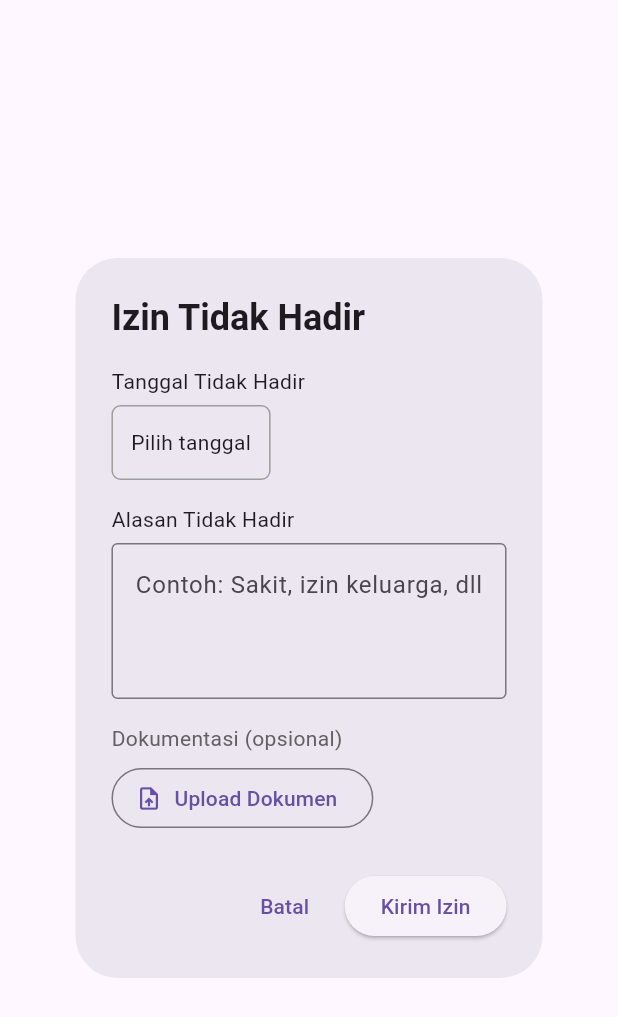
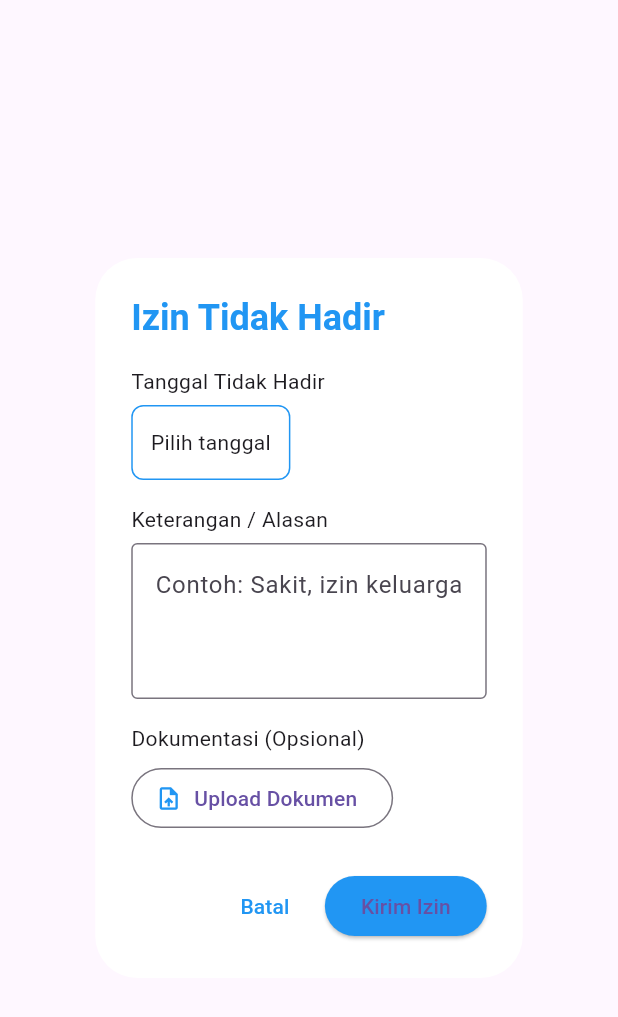
Before and after one commit to Ceftkiki47/geofence_presensi, a Flutter app: the IzinTidakHadirDialog widget shown alone on an empty page, opened directly with empty values, after a tap on "Upload Dokumen", on a phone screen of 412 x 824 dp. Shown: the top 1017 px of the screen. Run offline on Flutter 3.47's test engine with Material 3 defaults, Android fonts, the phone set to English and light mode, and no system bars; our stand-ins replace auto_route, camera, geolocator, google_maps_flutter, googleapis_auth, image_picker and 1 more; missing offline and left inert: googleapis; accounts and stored records are empty.

Commit message:
tambah fungsi izin tidak hadir

```diff
--- a/lib/models/IzinType.dart
+++ /dev/null
@@ -1,5 +0,0 @@
-enum IzinType {
-  telatHadir,
-  hadirSiang,
-  tidakHadir,
-}
--- a/lib/widgets/IzinTidakHadirDialog.dart
+++ b/lib/widgets/IzinTidakHadirDialog.dart
@@ -4,6 +4,7 @@ import 'package:flutter/material.dart';
 import 'package:geofence_presensi/providers/AuthProvider.dart';
 import 'package:intl/intl.dart';
 import 'package:provider/provider.dart';
+import 'package:image_picker/image_picker.dart';
 
 import '../providers/AttendanceProvider.dart';
 
@@ -32,15 +33,30 @@ class _IzinTidakHadirDialogState extends State<IzinTidakHadirDialog> {
     super.dispose();
   }
 
+  /// =======================
+  /// PICK DATE
+  /// =======================
   Future<void> _pickDate() async {
     final now = DateTime.now();
 
     final picked = await showDatePicker(
       context: context,
       initialDate: now,
-      firstDate: now.subtract(const Duration(days: 30)),
+      firstDate: now,
       lastDate: now.add(const Duration(days: 30)),
-      locale: const Locale('id'),
+      locale: const Locale('id', 'ID'),
+      builder: (context, child) {
+        return Theme(
+          data: Theme.of(context).copyWith(
+            colorScheme: const ColorScheme.light(
+              primary: Colors.blue,
+              onPrimary: Colors.white,
+              onSurface: Colors.black,
+            ),
+          ),
+          child: child!,
+        );
+      },
     );
 
     if (picked != null) {
@@ -48,16 +64,37 @@ class _IzinTidakHadirDialogState extends State<IzinTidakHadirDialog> {
     }
   }
 
+
+  /// =======================
+  /// PICK DOCUMENT
+  /// =======================
+  Future<void> _pickDocument() async {
+    final picker = ImagePicker();
+    final result = await picker.pickImage(source: ImageSource.gallery);
+
+    if (result != null) {
+      setState(() => _dokumentasi = File(result.path));
+    }
+  }
+
+  /// =======================
+  /// SUBMIT
+  /// =======================
   Future<void> _submit() async {
     if (!_formKey.currentState!.validate()) return;
+
     if (_selectedDate == null) {
-      ScaffoldMessenger.of(context).showSnackBar(
-        const SnackBar(content: Text('Tanggal izin wajib dipilih')),
-      );
+      _showSnack('Tanggal izin wajib dipilih');
       return;
     }
 
     final provider = context.read<AttendanceProvider>();
+
+    /// VALIDASI IZIN GANDA
+    if (provider.isIzinTidakHadirToday(widget.userEmail)) {
+      _showSnack('Anda sudah mengajukan izin hari ini');
+      return;
+    }
 
     final success = await provider.submitIzin(
       type: IzinType.tidakHadir,
@@ -70,28 +107,36 @@ class _IzinTidakHadirDialogState extends State<IzinTidakHadirDialog> {
 
     if (success) {
       Navigator.pop(context);
-      ScaffoldMessenger.of(context).showSnackBar(
-        const SnackBar(content: Text('Izin tidak hadir berhasil dikirim')),
-      );
+      _showSnack('Izin tidak hadir berhasil dikirim');
     } else {
-      ScaffoldMessenger.of(context).showSnackBar(
-        const SnackBar(content: Text('Izin tidak hadir gagal')),
-      );
+      _showSnack('Izin tidak hadir gagal');
     }
   }
 
+  void _showSnack(String msg) {
+    ScaffoldMessenger.of(context).showSnackBar(
+      SnackBar(content: Text(msg)),
+    );
+  }
+
+  /// =======================
+  /// UI
+  /// =======================
   @override
   Widget build(BuildContext context) {
     return AlertDialog(
+      backgroundColor: Colors.white,
       title: const Text(
         'Izin Tidak Hadir',
-        style: TextStyle(fontWeight: FontWeight.bold),
+        style: TextStyle(
+          fontWeight: FontWeight.bold,
+          color: Colors.blue,
+        ),
       ),
       content: Form(
         key: _formKey,
         child: SingleChildScrollView(
           child: Column(
-            mainAxisSize: MainAxisSize.min,
             crossAxisAlignment: CrossAxisAlignment.start,
             children: [
               /// TANGGAL
@@ -105,14 +150,16 @@ class _IzinTidakHadirDialogState extends State<IzinTidakHadirDialog> {
                     vertical: 14,
                   ),
                   decoration: BoxDecoration(
-                    border: Border.all(color: Colors.grey),
-                    borderRadius: BorderRadius.circular(6),
+                    border: Border.all(color: Colors.blue),
+                    borderRadius: BorderRadius.circular(8),
                   ),
                   child: Text(
                     _selectedDate == null
                         ? 'Pilih tanggal'
-                        : DateFormat('EEEE, dd MMMM yyyy', 'id_ID')
-                            .format(_selectedDate!),
+                        : DateFormat(
+                            'EEEE, dd MMMM yyyy',
+                            'id_ID',
+                          ).format(_selectedDate!),
                   ),
                 ),
               ),
@@ -120,37 +167,34 @@ class _IzinTidakHadirDialogState extends State<IzinTidakHadirDialog> {
               const SizedBox(height: 16),
 
               /// ALASAN
-              const Text('Alasan Tidak Hadir'),
+              const Text('Keterangan / Alasan'),
               const SizedBox(height: 6),
               TextFormField(
                 controller: _alasanController,
                 maxLines: 3,
                 decoration: const InputDecoration(
                   border: OutlineInputBorder(),
-                  hintText: 'Contoh: Sakit, izin keluarga, dll',
+                  hintText: 'Contoh: Sakit, izin keluarga',
                 ),
-                validator: (v) {
-                  if (v == null || v.trim().isEmpty) {
-                    return 'Alasan wajib diisi';
-                  }
-                  return null;
-                },
+                validator: (v) =>
+                    v == null || v.trim().isEmpty
+                        ? 'Alasan wajib diisi'
+                        : null,
               ),
 
               const SizedBox(height: 16),
 
-              /// DOKUMENTASI (placeholder)
-              Text(
-                'Dokumentasi (opsional)',
-                style: TextStyle(color: Colors.grey.shade700),
-              ),
+              /// DOKUMENTASI
+              const Text('Dokumentasi (Opsional)'),
               const SizedBox(height: 6),
               OutlinedButton.icon(
-                onPressed: () {
-                  // NANTI: image picker
-                },
-                icon: const Icon(Icons.upload_file),
-                label: const Text('Upload Dokumen'),
+                onPressed: _pickDocument,
+                icon: const Icon(Icons.upload_file, color: Colors.blue),
+                label: Text(
+                  _dokumentasi == null
+                      ? 'Upload Dokumen'
+                      : 'Dokumen Dipilih',
+                ),
               ),
             ],
           ),
@@ -159,10 +203,16 @@ class _IzinTidakHadirDialogState extends State<IzinTidakHadirDialog> {
       actions: [
         TextButton(
           onPressed: () => Navigator.pop(context),
+          style: TextButton.styleFrom(
+            foregroundColor: Colors.blue,
+          ),
           child: const Text('Batal'),
         ),
         ElevatedButton(
           onPressed: _submit,
+          style: ElevatedButton.styleFrom(
+            backgroundColor: Colors.blue,
+          ),
           child: const Text('Kirim Izin'),
         ),
       ],
--- a/pubspec.yaml
+++ b/pubspec.yaml
@@ -54,6 +54,7 @@ dependencies:
   image_picker: ^1.2.1
   crypto: ^3.0.7
   auto_route: ^11.1.0
+  flutter_localization: ^0.3.3
 
 
 dev_dependencies:
```
Also changed, not shown: lib/main.dart (+14 -0 lines), lib/models/UserModel.dart (deleted, +0 -24 lines), lib/providers/AttendanceProvider.dart (+12 -2 lines), lib/screens/pin/PinVerifyScreen.dart (deleted, +0 -134 lines), pubspec.lock, 5 other files.
